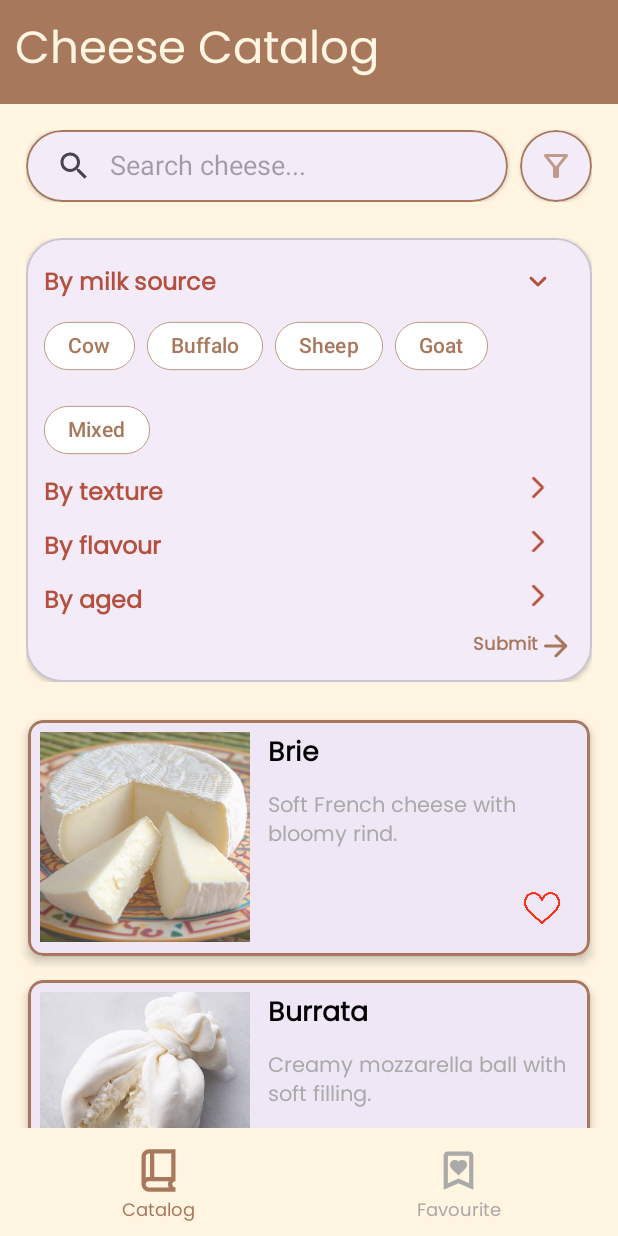
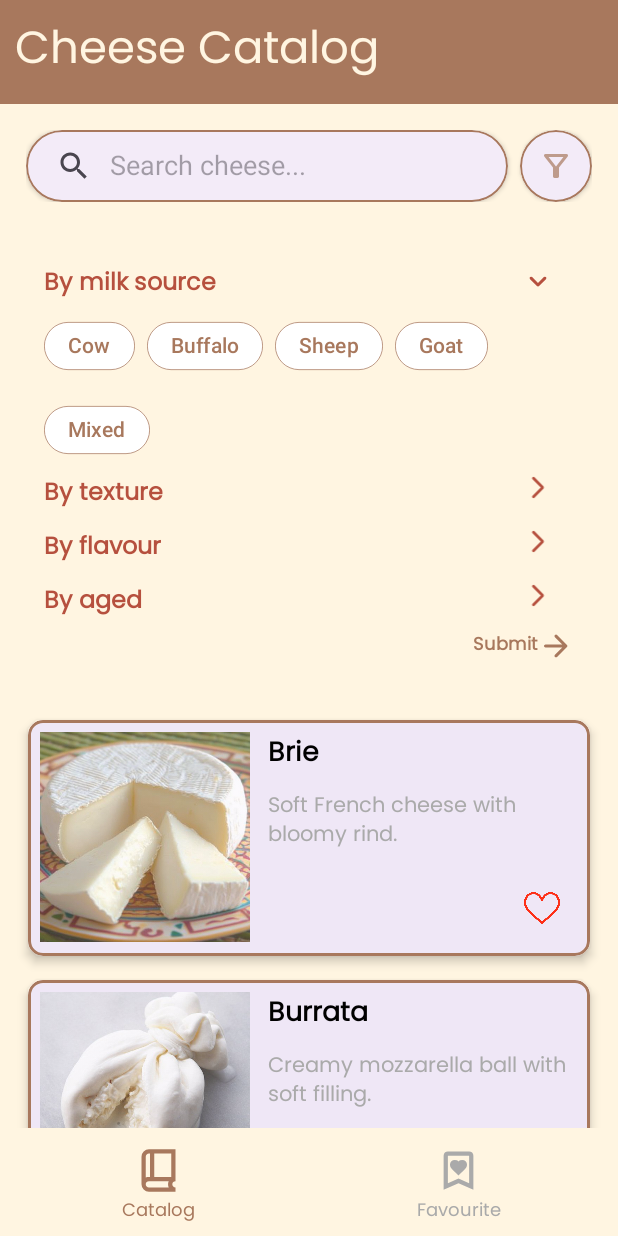
Before and after one commit to Jina247/cheese_factory, an Android app: the screen it shows after launch (MainActivity), after a tap on "By milk source", on a phone screen of 412 x 824 dp. Run offline under Robolectric (Android 15) with nearby library versions, the phone set to English and light mode, and no system bars; 1 other tap on this screen came first.

Commit message:
Changes in view model to make sure the application survived during rotations

```diff
--- a/app/src/main/java/com/example/cheesefactory/CheeseViewModel.kt
+++ b/app/src/main/java/com/example/cheesefactory/CheeseViewModel.kt
@@ -18,7 +18,19 @@ class CheeseViewModel: ViewModel() {
     private val selectedTexture = mutableSetOf<String>()
     private val selectedFlavour = mutableSetOf<String>()
     private val selectedAged = mutableSetOf<String>()
+    private val _searchQuery = MutableLiveData("")
+    val searchQuery: LiveData<String> = _searchQuery
+    private var vSearchQuery: String = ""
 
+    fun setSearchQuery(query: String) {
+        _searchQuery.value = query
+        vSearchQuery = query
+        applyFilters()
+    }
+
+    fun getCurrentSearchQuery(): String {
+        return _searchQuery.value ?: ""
+    }
     fun setUpCheese(cheeseImage : Array<Int>, cheeseName: Array<String>, cheeseFullName: Array<String>,
                     cheeseShortDesc: Array<String>, cheeseLongDesc: Array<String>,
                     cheeseOrigin: Array<String>, cheeseMilkSource: Array<String>,
@@ -82,7 +94,15 @@ class CheeseViewModel: ViewModel() {
         selectedTexture.clear(); selectedTexture.addAll(texture)
         selectedFlavour.clear(); selectedFlavour.addAll(flavour)
         selectedAged.clear(); selectedAged.addAll(age)
-        applyFilters()
+    }
+
+    fun getCurrentSelections(): Map<String, Set<String>> {
+        return mapOf(
+            "milk" to selectedMilk.toSet(),
+            "texture" to selectedTexture.toSet(),
+            "flavour" to selectedFlavour.toSet(),
+            "age" to selectedAged.toSet()
+        )
     }
 
     private fun applyFilters() {
@@ -104,6 +124,14 @@ class CheeseViewModel: ViewModel() {
         if (selectedAged.isNotEmpty()) {
             result = result.filter { it.age in selectedAged }.toMutableList()
         }
+
+        if (vSearchQuery.isNotEmpty()) {
+            result = result.filter { it.name.contains(vSearchQuery, ignoreCase = true) }.toMutableList()
+        }
         _filteredList.value = result
     }
+
+    fun applySelectedFilters() {
+        applyFilters()
+    }
 }
--- a/app/src/main/res/layout/fragment_catalogue_cheese.xml
+++ b/app/src/main/res/layout/fragment_catalogue_cheese.xml
@@ -65,14 +65,6 @@
             android:layout_width="match_parent"
             android:layout_height="wrap_content"
             android:padding="12dp">
-
-            <com.google.android.material.card.MaterialCardView
-                android:layout_width="match_parent"
-                android:layout_height="wrap_content"
-                app:cardCornerRadius="24dp"
-                app:cardElevation="2dp"
-                android:layout_gravity="center"
-                android:padding="8dp">
 
             <LinearLayout
                 android:layout_width="match_parent"
@@ -478,7 +470,6 @@
 
                 </LinearLayout>
             </LinearLayout>
-            </com.google.android.material.card.MaterialCardView>
 
         </ScrollView>
 
```
Also changed, not shown: app/src/main/java/com/example/cheesefactory/CatalogueCheeseFrag.kt (+58 -26 lines). Lines whose indentation alone changed are shown as unchanged.
